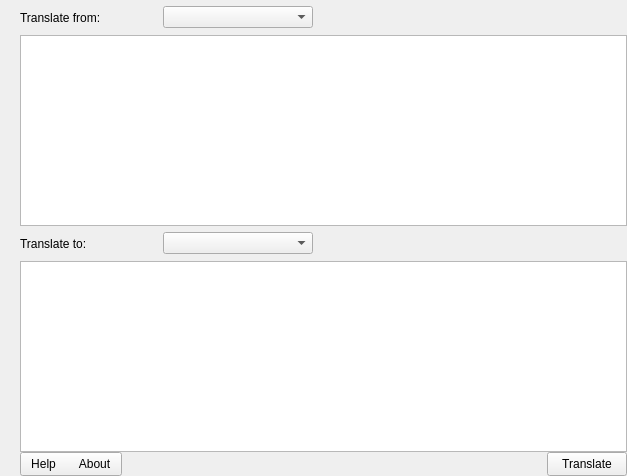
First picture: the form in src/defaulttranslator.ui, repository NeiroNext/QuickTranslator, before the edit.
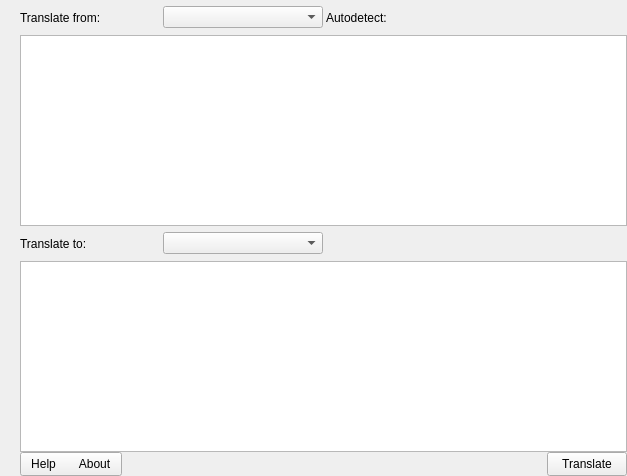
Second picture: the form after the edit. Icons and pictures are not drawn.

Patch:
```diff
--- a/src/defaulttranslator.ui
+++ b/src/defaulttranslator.ui
@@ -67,12 +67,53 @@
        <widget class="QComboBox" name="cbFrom">
         <property name="minimumSize">
          <size>
-          <width>150</width>
+          <width>160</width>
           <height>0</height>
          </size>
         </property>
        </widget>
       </item>
+      <item>
+       <widget class="QFrame" name="frHide1">
+        <property name="frameShape">
+         <enum>QFrame::NoFrame</enum>
+        </property>
+        <property name="frameShadow">
+         <enum>QFrame::Raised</enum>
+        </property>
+        <layout class="QHBoxLayout" name="horizontalLayout_4">
+         <property name="spacing">
+          <number>0</number>
+         </property>
+         <property name="leftMargin">
+          <number>0</number>
+         </property>
+         <property name="topMargin">
+          <number>0</number>
+         </property>
+         <property name="rightMargin">
+          <number>0</number>
+         </property>
+         <property name="bottomMargin">
+          <number>0</number>
+         </property>
+         <item>
+          <widget class="QLabel" name="label">
+           <property name="text">
+            <string>Autodetect: </string>
+           </property>
+          </widget>
+         </item>
+         <item>
+          <widget class="QLabel" name="autoLng">
+           <property name="text">
+            <string/>
+           </property>
+          </widget>
+         </item>
+        </layout>
+       </widget>
+      </item>
       <item>
        <spacer name="horizontalSpacer">
         <property name="orientation">
@@ -152,7 +193,7 @@
         <widget class="QComboBox" name="cbTo">
          <property name="minimumSize">
           <size>
-           <width>150</width>
+           <width>160</width>
            <height>0</height>
           </size>
          </property>
```
Left out of the diff: 36 changed lines with no effect on the pictures.
